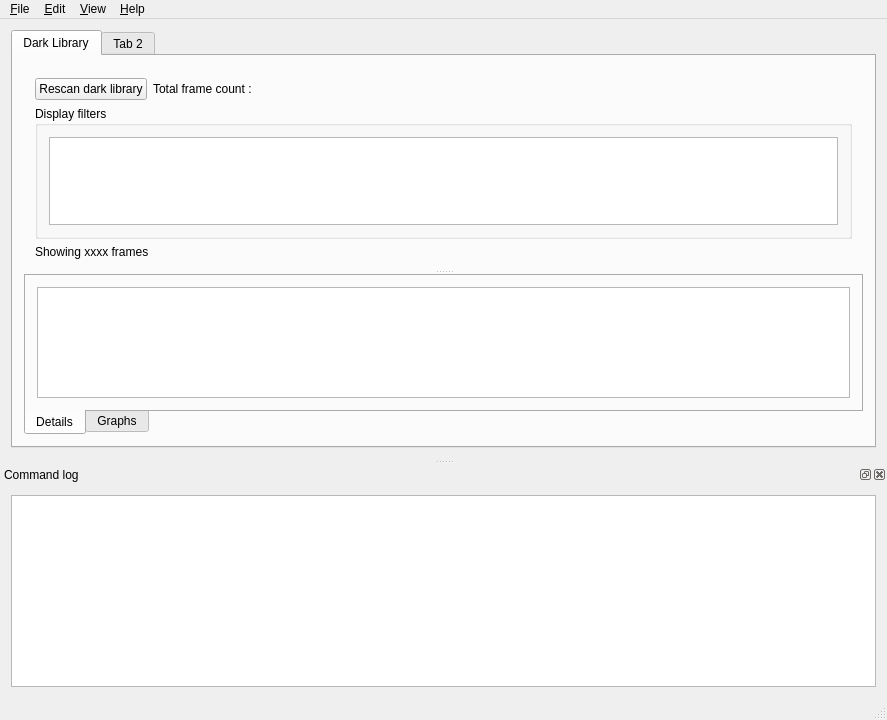
First picture: the form in src/gui/forms/mainWindow.ui, repository deufrai/astrawdark-src, before the edit.
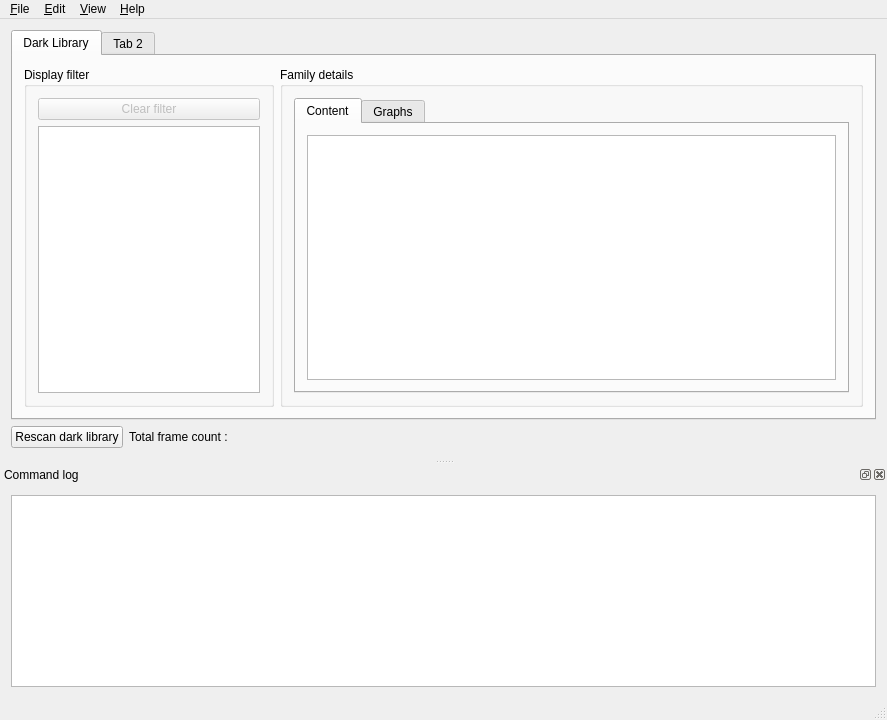
Second picture: the form after the edit.

Commit message: ARD-8: dark library breakdown is done

The edit to the form file:
```diff
--- a/src/gui/forms/mainWindow.ui
+++ b/src/gui/forms/mainWindow.ui
@@ -15,7 +15,7 @@
   </property>
   <widget class="QWidget" name="centralWidget">
    <layout class="QGridLayout" name="gridLayout">
-    <item row="0" column="0">
+    <item row="1" column="0">
      <widget class="QTabWidget" name="tabWidget">
       <property name="currentIndex">
        <number>0</number>
@@ -24,86 +24,67 @@
        <attribute name="title">
         <string>Dark Library</string>
        </attribute>
-       <layout class="QGridLayout" name="gridLayout_3">
-        <item row="0" column="0">
-         <widget class="QSplitter" name="splitter">
-          <property name="orientation">
-           <enum>Qt::Vertical</enum>
-          </property>
-          <widget class="QWidget" name="">
-           <layout class="QVBoxLayout" name="verticalLayout_4">
-            <item>
-             <layout class="QHBoxLayout" name="horizontalLayout">
-              <item>
-               <widget class="QPushButton" name="btnRescanDarks">
-                <property name="enabled">
-                 <bool>true</bool>
-                </property>
-                <property name="text">
-                 <string>Rescan dark library</string>
-                </property>
-               </widget>
-              </item>
-              <item>
-               <widget class="QLabel" name="lblDarkCount">
-                <property name="text">
-                 <string>Total frame count : </string>
-                </property>
-               </widget>
-              </item>
-              <item>
-               <spacer name="horizontalSpacer">
-                <property name="orientation">
-                 <enum>Qt::Horizontal</enum>
-                </property>
-                <property name="sizeHint" stdset="0">
-                 <size>
-                  <width>40</width>
-                  <height>20</height>
-                 </size>
-                </property>
-               </spacer>
-              </item>
-             </layout>
-            </item>
-            <item>
-             <layout class="QVBoxLayout" name="verticalLayout_3">
+       <layout class="QGridLayout" name="gridLayout_5">
+        <item row="1" column="0">
+         <layout class="QHBoxLayout" name="horizontalLayout_2">
               <item>
                <widget class="QGroupBox" name="groupBox">
+            <property name="minimumSize">
+             <size>
+              <width>150</width>
+              <height>0</height>
+             </size>
+            </property>
+            <property name="maximumSize">
+             <size>
+              <width>250</width>
+              <height>16777215</height>
+             </size>
+            </property>
                 <property name="title">
-                 <string>Display filters</string>
+             <string>Display filter</string>
                 </property>
                 <layout class="QGridLayout" name="gridLayout_2">
-                 <item row="0" column="0">
-                  <widget class="QTreeView" name="treeDarkView"/>
-                 </item>
-                </layout>
-               </widget>
-              </item>
-              <item>
-               <widget class="QLabel" name="lblDisplayedDarksCount">
+             <item row="1" column="0">
+              <widget class="QTreeView" name="treeDarkView">
+               <property name="editTriggers">
+                <set>QAbstractItemView::NoEditTriggers</set>
+               </property>
+              </widget>
+             </item>
+             <item row="0" column="0">
+              <widget class="QPushButton" name="btnDarkFilterClear">
+               <property name="enabled">
+                <bool>false</bool>
+               </property>
                 <property name="text">
-                 <string>Showing xxxx frames</string>
+                <string>Clear filter</string>
                 </property>
                </widget>
               </item>
              </layout>
-            </item>
-           </layout>
-          </widget>
+           </widget>
+          </item>
+          <item>
+           <widget class="QGroupBox" name="groupBox_2">
+            <property name="title">
+             <string>Family details</string>
+            </property>
+            <layout class="QGridLayout" name="gridLayout_4">
+             <item row="0" column="0">
           <widget class="QTabWidget" name="tabWidget_2">
            <property name="tabPosition">
-            <enum>QTabWidget::South</enum>
+                <enum>QTabWidget::North</enum>
            </property>
            <property name="currentIndex">
             <number>0</number>
            </property>
            <widget class="QWidget" name="tab_3">
             <attribute name="title">
-             <string>Details</string>
-            </attribute>
-            <layout class="QVBoxLayout" name="verticalLayout">
-             <item>
+                 <string>Content</string>
+                </attribute>
+                <layout class="QGridLayout" name="gridLayout_3">
+                 <item row="0" column="0">
               <widget class="QTableView" name="tblDarkView">
                <property name="editTriggers">
                 <set>QAbstractItemView::NoEditTriggers</set>
@@ -124,7 +105,11 @@
             </attribute>
            </widget>
           </widget>
-         </widget>
+             </item>
+            </layout>
+           </widget>
+          </item>
+         </layout>
         </item>
        </layout>
       </widget>
@@ -135,6 +120,40 @@
       </widget>
      </widget>
     </item>
+    <item row="2" column="0">
+     <layout class="QHBoxLayout" name="horizontalLayout">
+      <item>
+       <widget class="QPushButton" name="btnRescanDarks">
+        <property name="enabled">
+         <bool>true</bool>
+        </property>
+        <property name="text">
+         <string>Rescan dark library</string>
+        </property>
+       </widget>
+      </item>
+      <item>
+       <widget class="QLabel" name="lblDarkCount">
+        <property name="text">
+         <string>Total frame count : </string>
+        </property>
+       </widget>
+      </item>
+      <item>
+       <spacer name="horizontalSpacer">
+        <property name="orientation">
+         <enum>Qt::Horizontal</enum>
+        </property>
+        <property name="sizeHint" stdset="0">
+         <size>
+          <width>40</width>
+          <height>20</height>
+         </size>
+        </property>
+       </spacer>
+      </item>
+     </layout>
+    </item>
    </layout>
   </widget>
   <widget class="QMenuBar" name="menuBar">
```
Lines whose indentation alone changed are shown as unchanged. The commit also changes 4 other files.
